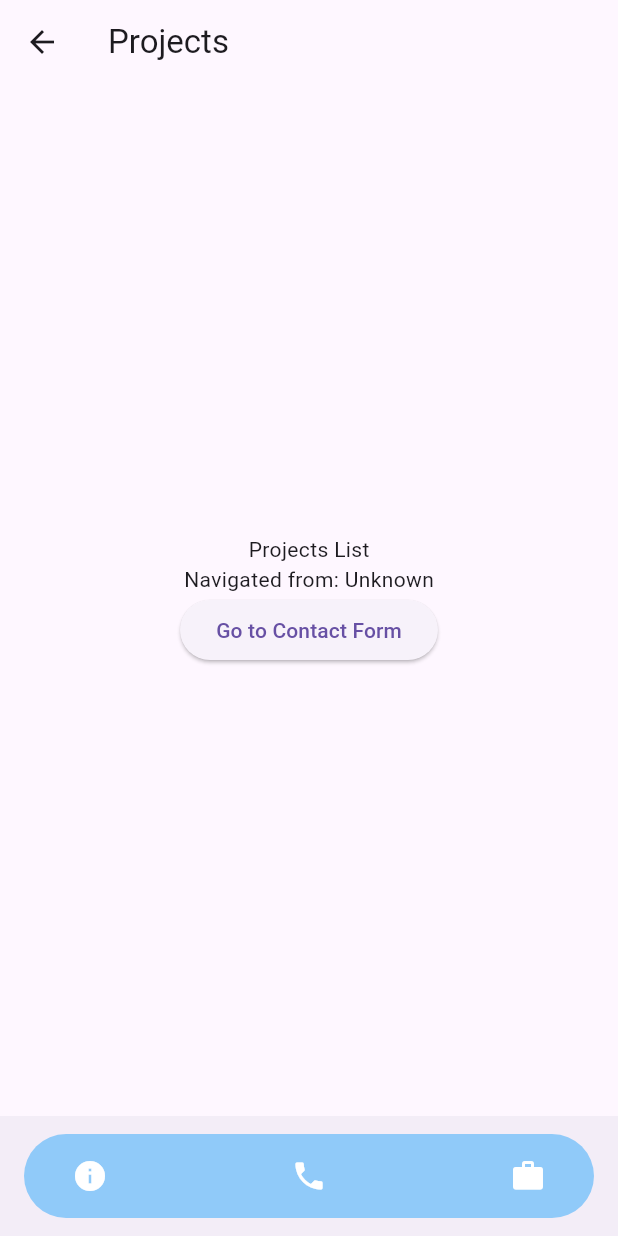
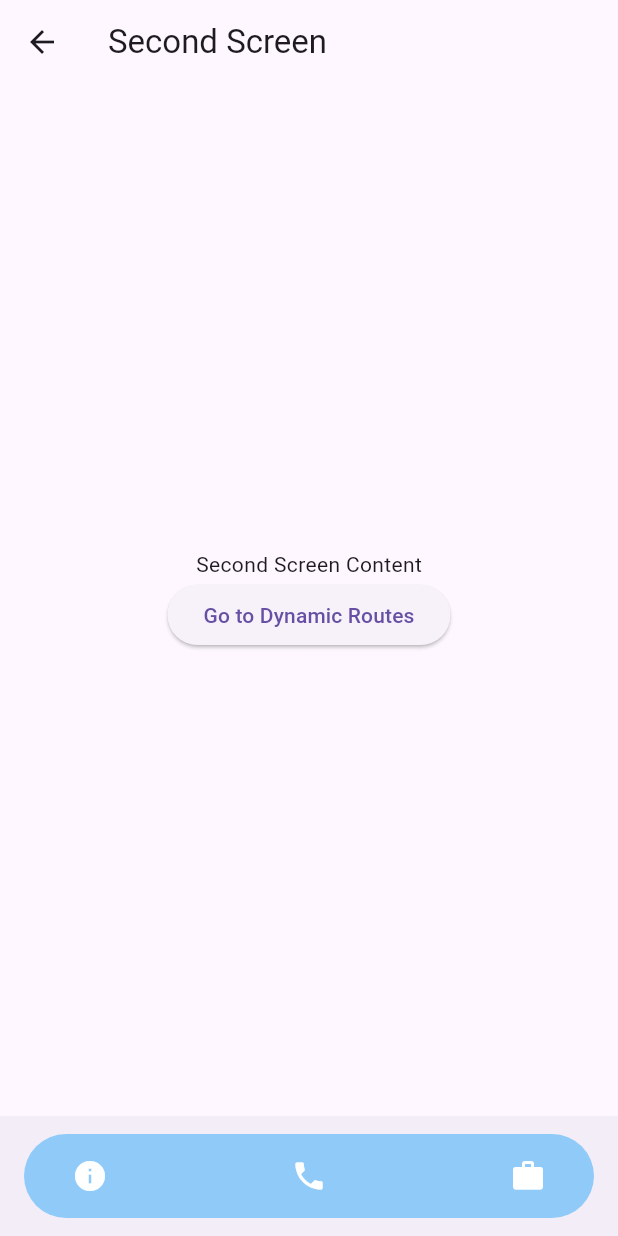
Before and after one commit to habibiezkrillh/assignments-navigation, a Flutter app: the SecondScreen screen opened by its route, on a phone screen of 412 x 824 dp. Run offline on Flutter 3.47's test engine with Material 3 defaults, Android fonts, the phone set to English and light mode, and no system bars.

Commit message:
dynamic route [fixed]

```diff
--- a/lib/main.dart
+++ b/lib/main.dart
@@ -2,6 +2,7 @@ import 'package:flutter/material.dart';
 import 'screens/first_screen.dart';
 import 'screens/second_screen.dart';
 import 'screens/third_screen.dart';
+import 'screens/dynamic_route_screen.dart';
 
 void main() {
   runApp(MyApp());
@@ -17,6 +18,7 @@ class MyApp extends StatelessWidget {
         '/': (context) => FirstScreen(),
         '/second': (context) => SecondScreen(),
         '/third': (context) => ThirdScreen(),
+        '/dynamic': (context) => DynamicRouteScreen(),
       },
     );
   }
--- a/lib/screens/first_screen.dart
+++ b/lib/screens/first_screen.dart
@@ -33,6 +33,12 @@ class FirstScreen extends StatelessWidget {
               },
               child: Text('View My Projects'),
             ),
+            ElevatedButton(
+              onPressed: () {
+                Navigator.pushNamed(context, '/dynamic');
+              },
+              child: Text('Go to Dynamic Routes'),
+            ),
           ],
         ),
       ),
--- a/lib/screens/second_screen.dart
+++ b/lib/screens/second_screen.dart
@@ -4,34 +4,20 @@ import '../widgets/bottom_nav_bar.dart';
 class SecondScreen extends StatelessWidget {
   @override
   Widget build(BuildContext context) {
-    final args =
-        ModalRoute.of(context)!.settings.arguments as Map<String, String>?;
-
     return Scaffold(
       appBar: AppBar(
-        title: Text('Projects'),
-        leading: IconButton(
-          icon: Icon(Icons.arrow_back),
-          onPressed: () {
-            Navigator.pop(context);
-          },
-        ),
+        title: Text('Second Screen'),
       ),
       body: Center(
         child: Column(
           mainAxisAlignment: MainAxisAlignment.center,
           children: [
-            Text('Projects List'),
-            Text('Navigated from: ${args?['from'] ?? 'Unknown'}'),
+            Text('Second Screen Content'),
             ElevatedButton(
               onPressed: () {
-                Navigator.pushNamed(
-                  context,
-                  '/third',
-                  arguments: {'from': 'Second Screen'},
-                );
+                Navigator.pushNamed(context, '/dynamic');
               },
-              child: Text('Go to Contact Form'),
+              child: Text('Go to Dynamic Routes'),
             ),
           ],
         ),
--- a/lib/screens/third_screen.dart
+++ b/lib/screens/third_screen.dart
@@ -4,25 +4,21 @@ import '../widgets/bottom_nav_bar.dart';
 class ThirdScreen extends StatelessWidget {
   @override
   Widget build(BuildContext context) {
-    final args =
-        ModalRoute.of(context)!.settings.arguments as Map<String, String>?;
-
     return Scaffold(
       appBar: AppBar(
-        title: Text('Contact Form'),
-        leading: IconButton(
-          icon: Icon(Icons.arrow_back),
-          onPressed: () {
-            Navigator.pop(context);
-          },
-        ),
+        title: Text('Third Screen'),
       ),
       body: Center(
         child: Column(
           mainAxisAlignment: MainAxisAlignment.center,
           children: [
-            Text('Contact Form'),
-            Text('Navigated from: ${args?['from'] ?? 'Unknown'}'),
+            Text('Third Screen Content'),
+            ElevatedButton(
+              onPressed: () {
+                Navigator.pushNamed(context, '/dynamic');
+              },
+              child: Text('Go to Dynamic Routes'),
+            ),
           ],
         ),
       ),
```
Also changed, not shown: lib/screens/dynamic_route_screen.dart (added, +74 -0 lines).
